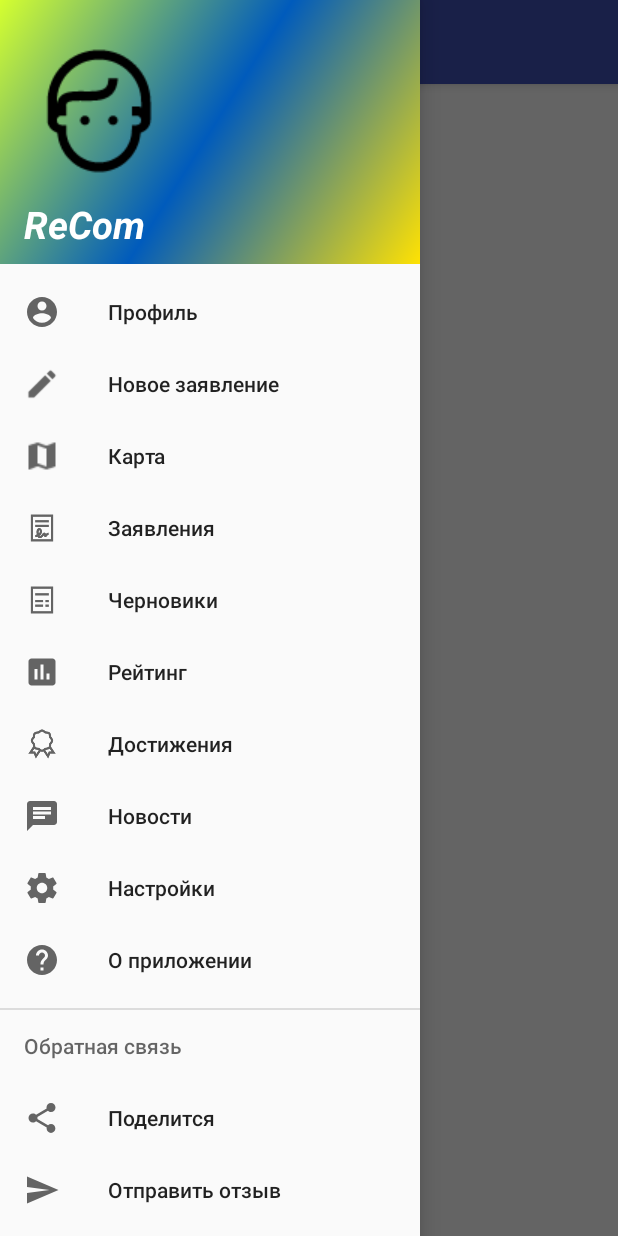
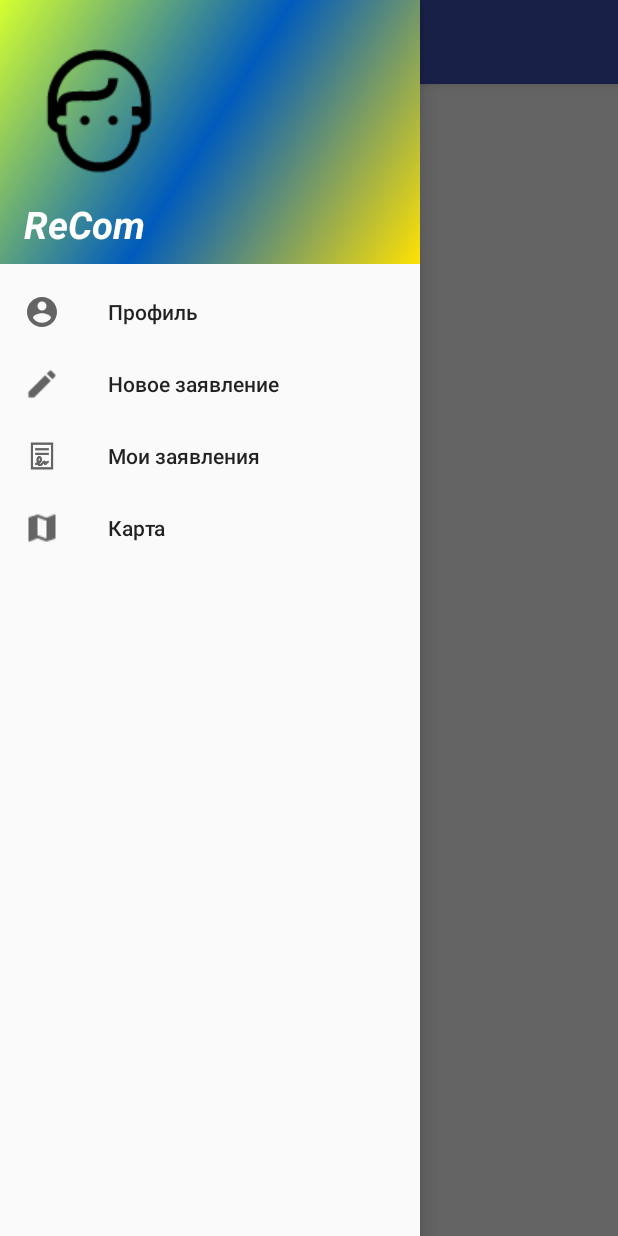
Before and after one commit to seriozh1/ReCom, an Android app: the MainActivity screen opened directly, with no data from a screen before it, with the side drawer open, on a phone screen of 412 x 824 dp. Run offline under Robolectric (Android 15) with nearby library versions, the phone set to English and light mode, and no system bars; 1 statement that could not run was skipped.

Commit message:
Working with list of person applications

```diff
--- a/app/src/main/java/com/s/samsungitschool/recom00/auth/EntryActivity.java
+++ b/app/src/main/java/com/s/samsungitschool/recom00/auth/EntryActivity.java
@@ -34,7 +34,7 @@ public class EntryActivity extends AppCompatActivity {
 
     ProfileFragmentActivity profileFragmentActivity;
 
-    private static final String URI_FOR_REGISTRATION = "http://37.112.201.156:80";
+    private static final String URI_FOR_REGISTRATION = "http://recom.info.tm";
 
     AlertDialog.Builder alertDialogBuilderInput;
     private String authString = "";
--- a/app/src/main/java/com/s/samsungitschool/recom00/auth/RegistrationActivity.java
+++ b/app/src/main/java/com/s/samsungitschool/recom00/auth/RegistrationActivity.java
@@ -35,7 +35,7 @@ import retrofit2.converter.gson.GsonConverterFactory;
 
 public class RegistrationActivity extends AppCompatActivity {
 
-    private static final String URI_FOR_REGISTRATION = "http://37.112.201.156:80";
+    private static final String URI_FOR_REGISTRATION = "http://recom.info.tm";
 
     ProgressDialog progressDialog;
     AlertDialog.Builder alertDialogBuilderInput;
--- a/app/src/main/java/com/s/samsungitschool/recom00/fragments/NewAppFragmentActivity.java
+++ b/app/src/main/java/com/s/samsungitschool/recom00/fragments/NewAppFragmentActivity.java
@@ -54,7 +54,7 @@ public class NewAppFragmentActivity extends Fragment {
     AlertDialog.Builder ad;
     Context context;
 
-    private static final String URI_FOR_REGISTRATION = "http://37.112.201.156:80";
+    private static final String URI_FOR_REGISTRATION = "http://recom.info.tm";
 
     AlertDialog.Builder alertDialogBuilderInput;
 
--- a/app/src/main/res/menu/activity_main_drawer.xml
+++ b/app/src/main/res/menu/activity_main_drawer.xml
@@ -13,14 +13,15 @@
             android:icon="@drawable/ic_menu_new_app"
             android:title="@string/new_statement" />
         <item
+            android:id="@+id/nav_applications"
+            android:icon="@drawable/ic_menu_applications"
+            android:title="@string/MyApplications" />
+        <item
             android:id="@+id/nav_map"
             android:icon="@drawable/ic_menu_map"
             android:title="@string/map" />
-        <item
-            android:id="@+id/nav_applications"
-            android:icon="@drawable/ic_menu_applications"
-            android:title="@string/Applications" />
-        <item
+
+        <!--  <item
             android:id="@+id/nav_draft"
             android:icon="@drawable/in_main_draft"
             android:title="@string/Draft" />
@@ -44,8 +45,10 @@
             android:id="@+id/nav_about"
             android:icon="@drawable/ic_menu_about"
             android:title="@string/About" />
+            -->
     </group>
 
+    <!--
     <item android:title="@string/Feedback">
         <menu>
             <item
@@ -57,6 +60,6 @@
                 android:icon="@drawable/ic_menu_send"
                 android:title="Отправить отзыв" />
         </menu>
-    </item>
+    </item> -->
 
 </menu>
--- a/app/src/main/res/values/strings.xml
+++ b/app/src/main/res/values/strings.xml
@@ -64,6 +64,7 @@
     <string name="Comment">Комментарий</string>
     <string name="Send">Отправить</string>
     <string name="In_developing">В разработке ...</string>
+    <string name="MyApplications">Мои заявления</string>
 
     <string-array name="problemList">
         <item>Парковка</item>
```
Also changed, not shown: app/src/main/java/com/s/samsungitschool/recom00/MainActivity.java (+5 -4 lines).
